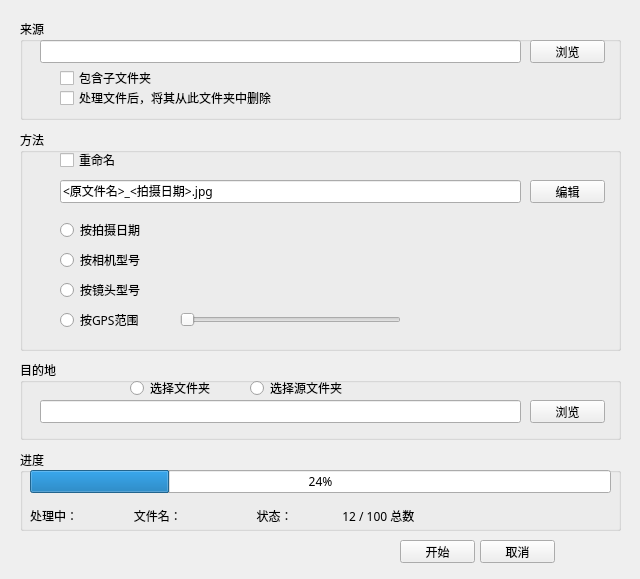
Before: the Qt Designer form v2/newmain.ui in suzhan/ArchiveImages, drawn with Qt 5.
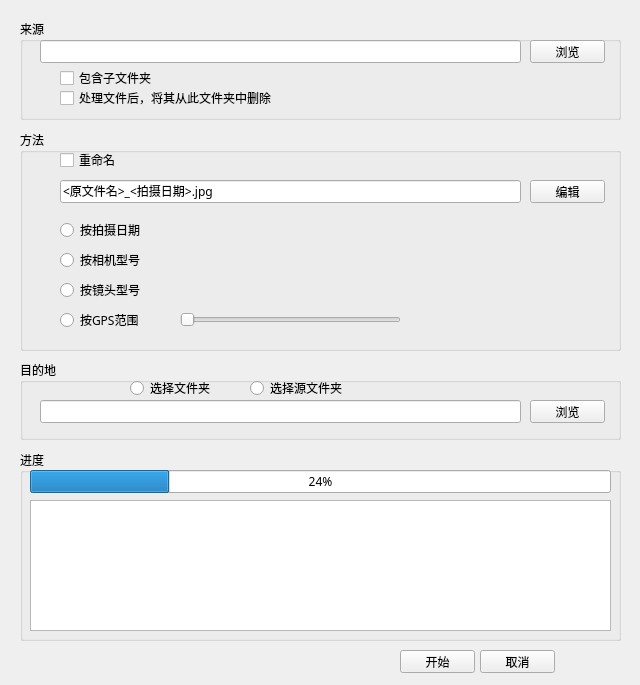
After: the same form once the commit is applied.

What changed in the file:
```diff
--- a/v2/newmain.ui
+++ b/v2/newmain.ui
@@ -7,7 +7,7 @@
     <x>0</x>
     <y>0</y>
     <width>640</width>
-    <height>579</height>
+    <height>685</height>
    </rect>
   </property>
   <property name="font">
@@ -286,7 +286,7 @@
     <property name="geometry">
      <rect>
       <x>400</x>
-      <y>540</y>
+      <y>650</y>
       <width>75</width>
       <height>23</height>
      </rect>
@@ -299,7 +299,7 @@
     <property name="geometry">
      <rect>
       <x>480</x>
-      <y>540</y>
+      <y>650</y>
       <width>75</width>
       <height>23</height>
      </rect>
@@ -324,31 +324,28 @@
      <set>Qt::AlignCenter</set>
     </property>
    </widget>
-   <widget class="QLabel" name="label">
-    <property name="geometry">
-     <rect>
-      <x>30</x>
-      <y>500</y>
-      <width>581</width>
-      <height>31</height>
-     </rect>
-    </property>
-    <property name="text">
-     <string>处理中：                  文件名：                        状态：                12 / 100 总数  </string>
-    </property>
-   </widget>
    <widget class="QGroupBox" name="groupBox_schedule">
     <property name="geometry">
      <rect>
       <x>20</x>
       <y>450</y>
       <width>601</width>
-      <height>81</height>
+      <height>191</height>
      </rect>
     </property>
     <property name="title">
      <string>进度</string>
     </property>
+    <widget class="QTextEdit" name="textEdit">
+     <property name="geometry">
+      <rect>
+       <x>10</x>
+       <y>50</y>
+       <width>581</width>
+       <height>131</height>
+      </rect>
+     </property>
+    </widget>
    </widget>
    <zorder>groupBox_schedule</zorder>
    <zorder>groupBox_method</zorder>
```
Left out of the diff: 1 changed line with no effect on the pictures.
